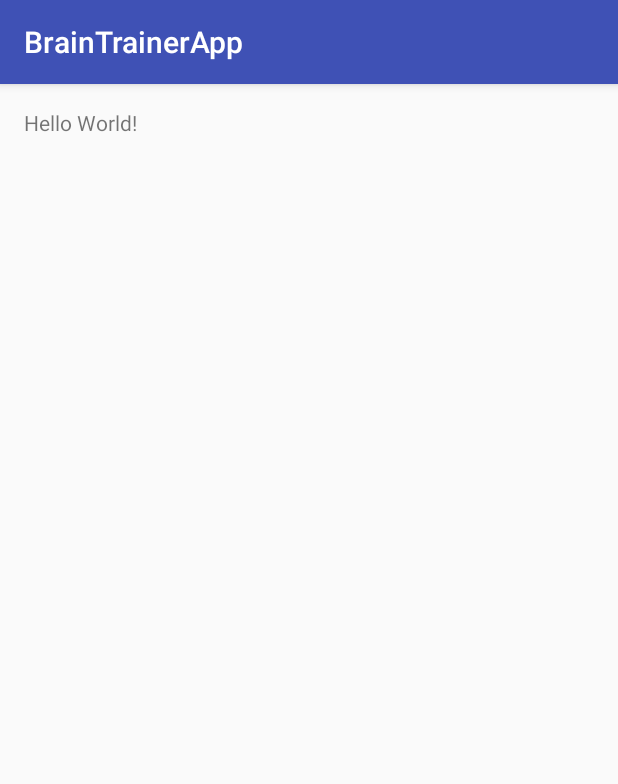
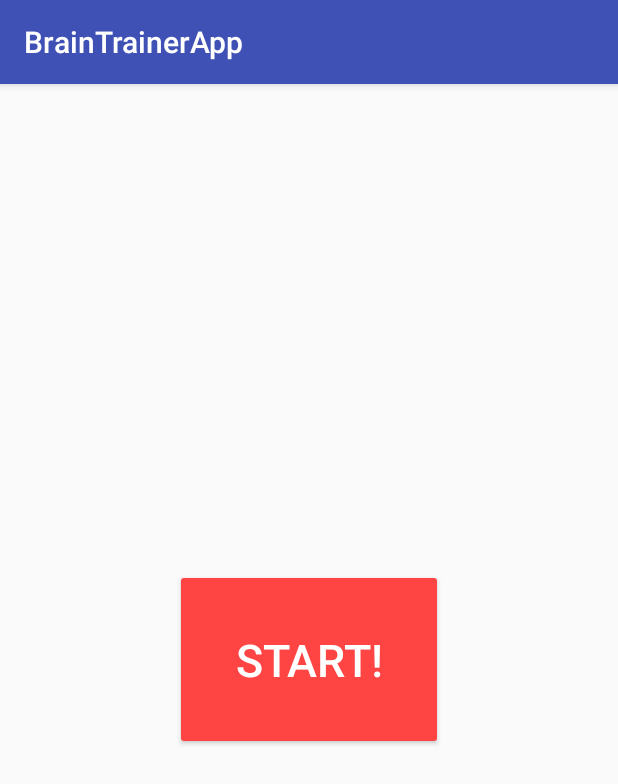
Before and after one commit to rudiss/BrainTrainer-AndroidApp, an Android app: the screen it shows after launch (MainActivity), on a phone screen of 412 x 824 dp. Shown: the top 784 px of the screen. Run offline under Robolectric (Android 15) with nearby library versions, the phone set to English and light mode, and no system bars.

Commit message:
start button

```diff
--- a/app/src/main/AndroidManifest.xml
+++ b/app/src/main/AndroidManifest.xml
@@ -1,14 +1,14 @@
 <?xml version="1.0" encoding="utf-8"?>
 <manifest xmlns:android="http://schemas.android.com/apk/res/android"
-    package="com.rudisdev.braintrainerapp" >
+    package="com.rudisdev.braintrainerapp">
 
     <application
         android:allowBackup="true"
         android:icon="@mipmap/ic_launcher"
         android:label="@string/app_name"
         android:supportsRtl="true"
-        android:theme="@style/AppTheme" >
-        <activity android:name=".MainActivity" >
+        android:theme="@style/AppTheme">
+        <activity android:name=".MainActivity">
             <intent-filter>
                 <action android:name="android.intent.action.MAIN" />
 
--- a/app/src/main/java/com/rudisdev/braintrainerapp/MainActivity.java
+++ b/app/src/main/java/com/rudisdev/braintrainerapp/MainActivity.java
@@ -2,8 +2,19 @@ package com.rudisdev.braintrainerapp;
 
 import android.support.v7.app.AppCompatActivity;
 import android.os.Bundle;
+import android.view.View;
+import android.widget.Button;
 
 public class MainActivity extends AppCompatActivity {
+
+     Button startButton;
+
+    public void start(View view){
+
+        startButton.setVisibility(View.INVISIBLE);
+
+
+    }
 
     @Override
     protected void onCreate(Bundle savedInstanceState) {
--- a/app/src/main/res/layout/activity_main.xml
+++ b/app/src/main/res/layout/activity_main.xml
@@ -1,18 +1,26 @@
 <?xml version="1.0" encoding="utf-8"?>
-<RelativeLayout
-    xmlns:android="http://schemas.android.com/apk/res/android"
+ <RelativeLayout xmlns:android="http://schemas.android.com/apk/res/android"
     xmlns:tools="http://schemas.android.com/tools"
     android:id="@+id/activity_main"
     android:layout_width="match_parent"
     android:layout_height="match_parent"
+    android:paddingBottom="@dimen/activity_vertical_margin"
     android:paddingLeft="@dimen/activity_horizontal_margin"
     android:paddingRight="@dimen/activity_horizontal_margin"
     android:paddingTop="@dimen/activity_vertical_margin"
-    android:paddingBottom="@dimen/activity_vertical_margin"
     tools:context="com.rudisdev.braintrainerapp.MainActivity">
 
-    <TextView
+    <Button
+        android:text="@string/start"
         android:layout_width="wrap_content"
         android:layout_height="wrap_content"
-        android:text="Hello World!" />
+        android:id="@+id/startButton"
+        style="@style/Widget.AppCompat.Button.Colored"
+        android:textSize="30sp"
+        android:textAlignment="center"
+        android:padding="40dp"
+        android:layout_centerVertical="true"
+        android:layout_centerHorizontal="true"
+        android:backgroundTint="@android:color/holo_red_light"
+        android:onClick="start" />
 </RelativeLayout>
--- a/app/src/main/res/values/strings.xml
+++ b/app/src/main/res/values/strings.xml
@@ -1,3 +1,4 @@
 <resources>
     <string name="app_name">BrainTrainerApp</string>
+    <string name="start">Start!</string>
 </resources>
```
